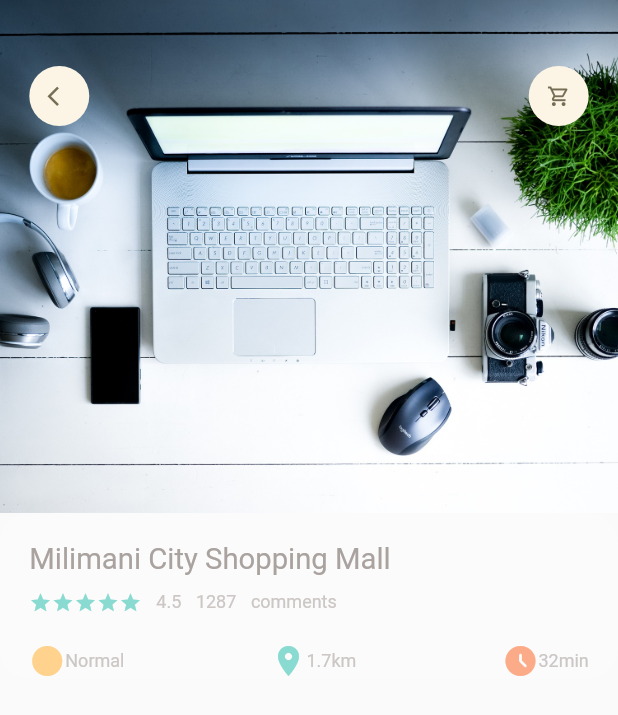
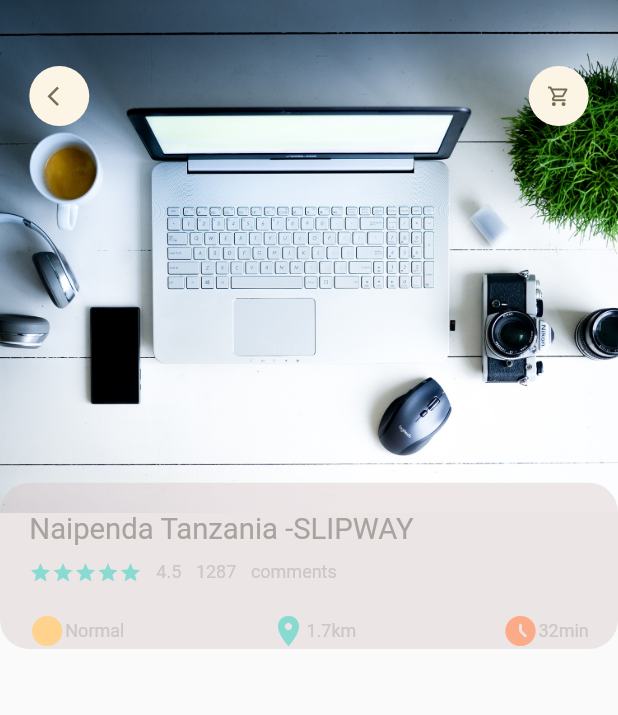
Before and after one commit to johngolem/Turaco, a Flutter app: the screen it shows after launch, on a phone screen of 412 x 824 dp. Shown: the top 715 px of the screen. Run offline on Flutter 3.47's test engine with Material 2 defaults, Android fonts, the phone set to English and light mode, and no system bars; our stand-ins replace dots_indicator, get.

Commit message:
add container for product details

```diff
--- a/lib/pages/product/popular_product_detail.dart
+++ b/lib/pages/product/popular_product_detail.dart
@@ -49,17 +49,17 @@ class PopularProductDetail extends StatelessWidget {
           Positioned(
             left: 0,
             right: 0,
-            top: Dimensions.popProductImgSize,
+            top: Dimensions.popProductImgSize-20,
             child: Container(
               padding: EdgeInsets.only(left: Dimensions.width20, right: Dimensions.width20, top: Dimensions.height20),
                 decoration: BoxDecoration(
                   borderRadius: BorderRadius.circular(Dimensions.radius20),
-                  color: Colors.white10,
+                  color: Color.fromARGB(95, 211, 193, 193),
                 ),
                  child: Column(
                     crossAxisAlignment: CrossAxisAlignment.start,
                     children: [
-                      BigText(text: "Milimani City Shopping Mall"),
+                      BigText(text: "Naipenda Tanzania -SLIPWAY"),
                       SizedBox(
                         height: Dimensions.height10,
                       ),
```
